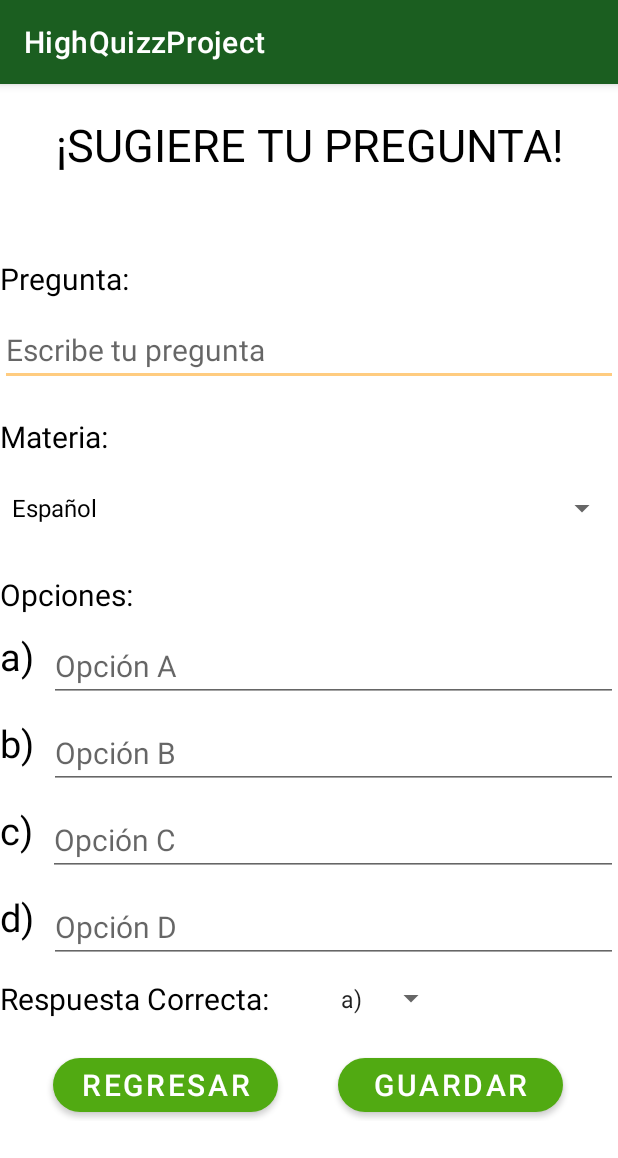
After one commit to carloshj21/HighQuizzProject, an Android app: the SugerirActivity screen opened directly, with no data from a screen before it, on a phone screen of 412 x 824 dp. The commit adds this screen. Shown: the top 1158 px of the screen. Run offline under Robolectric (Android 15) with nearby library versions, the phone set to English and light mode, and no system bars; our stand-ins replace Firebase (no records; nobody signed in at launch, a user with empty details on screens opened directly).

Commit message:
Activity Sugerir preguntas

```diff
--- a/HighQuizzProject/app/src/main/AndroidManifest.xml
+++ b/HighQuizzProject/app/src/main/AndroidManifest.xml
@@ -14,6 +14,7 @@
         <activity android:name=".PreguntasActivity" />
         <activity android:name=".MainActivity" />
         <activity android:name=".LoginActivity" />
+        <activity android:name=".SugerirActivity"/>
         <activity android:name=".RegisterActivity" /> <!-- activity android:name=".LoginAuth"/ -->
         <activity android:name=".SplashActivity">
             <intent-filter>
--- /dev/null
+++ b/HighQuizzProject/app/src/main/java/com/example/highquizzproject/SugerirActivity.java
@@ -0,0 +1,175 @@
+package com.example.highquizzproject;
+import androidx.annotation.NonNull;
+import androidx.appcompat.app.AppCompatActivity;
+
+import android.content.Intent;
+import android.os.Bundle;
+import android.view.View;
+import android.widget.AdapterView;
+import android.widget.ArrayAdapter;
+import android.widget.Button;
+import android.widget.EditText;
+import android.widget.Spinner;
+import android.widget.Toast;
+
+import com.example.highquizzproject.fragments.InicioFragment;
+import com.google.android.gms.tasks.OnFailureListener;
+import com.google.android.gms.tasks.OnSuccessListener;
+import com.google.firebase.firestore.DocumentReference;
+import com.google.firebase.firestore.FirebaseFirestore;
+import com.google.protobuf.StringValue;
+
+import java.util.ArrayList;
+import java.util.HashMap;
+import java.util.Map;
+
+public class SugerirActivity extends AppCompatActivity {
+
+    private EditText edtPreguntaSugerida;
+    private EditText edtOpASugerida;
+    private EditText edtOpBSugerida;
+    private EditText edtOpCSugerida;
+    private EditText edtOpDSugerida;
+    private Button btnRegresarSugerencia;
+    private Button btnGuardarSugerencia;
+    private FirebaseFirestore db = FirebaseFirestore.getInstance();
+    private Spinner spinMateriaSugerida;
+    private Spinner spinResCorrectaSug;
+    private ArrayList<String> opRespuesta = new ArrayList<String>();
+    private ArrayList<String> opMaterias = new ArrayList<String>();
+    private String materiaSug;
+    private String indiceRespuesta;
+
+    @Override
+    protected void onCreate(Bundle savedInstanceState) {
+        super.onCreate(savedInstanceState);
+        setContentView(R.layout.activity_sugerir);
+
+        edtPreguntaSugerida = findViewById(R.id.edtPreguntaSugerida);
+        spinMateriaSugerida = findViewById(R.id.spinMateriaSugerida);
+        spinResCorrectaSug = findViewById(R.id.spinResCorrectaSug);
+        edtOpASugerida = findViewById(R.id.edtOpASugerida);
+        edtOpBSugerida = findViewById(R.id.edtOpBSugerida);
+        edtOpCSugerida = findViewById(R.id.edtOpCSugerida);
+        edtOpDSugerida = findViewById(R.id.edtOpDSugerida);
+        btnRegresarSugerencia = findViewById(R.id.btnRegresarSugerencia);
+        btnGuardarSugerencia = findViewById(R.id.btnGuardarSugerencia);
+        btnRegresarSugerencia.setOnClickListener(onClickRegresarSugerencia);
+        btnGuardarSugerencia.setOnClickListener(onClickGuardarSugerencia);
+
+        InicializarSpinner();
+        InicializarSpinnerRespuestas();
+        ArrayAdapter adapterMaterias = new ArrayAdapter(SugerirActivity.this, android.R.layout.simple_spinner_dropdown_item,opMaterias);
+        ArrayAdapter adapterRespuestas = new ArrayAdapter(SugerirActivity.this, android.R.layout.simple_spinner_item, opRespuesta);
+        spinMateriaSugerida.setAdapter(adapterMaterias);
+        spinResCorrectaSug.setAdapter(adapterRespuestas);
+
+        spinResCorrectaSug.setOnItemSelectedListener(new AdapterView.OnItemSelectedListener() {
+            @Override
+            public void onItemSelected(AdapterView<?> parent, View view, int position, long id) {
+                indiceRespuesta = String.valueOf(position);
+                Toast.makeText(getApplicationContext(),"Seleccionaste: " + indiceRespuesta,Toast.LENGTH_SHORT).show();
+            }
+
+            @Override
+            public void onNothingSelected(AdapterView<?> parent) {
+
+            }
+        });
+
+
+        spinMateriaSugerida.setOnItemSelectedListener(new AdapterView.OnItemSelectedListener() {
+            @Override
+            public void onItemSelected(AdapterView<?> parent, View view, int position, long id) {
+                materiaSug = (String) spinMateriaSugerida.getAdapter().getItem(position);
+                Toast.makeText(getApplicationContext(),"Seleccionaste: " + materiaSug,Toast.LENGTH_SHORT).show();
+            }
+
+            @Override
+            public void onNothingSelected(AdapterView<?> parent) {
+
+            }
+        });
+
+
+    }
+
+    private void InicializarSpinnerRespuestas() {
+        opRespuesta.add("a)");
+        opRespuesta.add("b)");
+        opRespuesta.add("c)");
+        opRespuesta.add("d)");
+    }
+
+    private void InicializarSpinner() {
+        opMaterias.add("Español");
+        opMaterias.add("Matemáticas");
+        opMaterias.add("Biología");
+        opMaterias.add("Historia");
+        opMaterias.add("Geografía");
+        opMaterias.add("Física");
+        opMaterias.add("Formación Cívica y Ética");
+        opMaterias.add("Química");
+    }
+
+    View.OnClickListener onClickRegresarSugerencia = new View.OnClickListener() {
+        @Override
+        public void onClick(View v) {
+            Intent intentRegresarSugerencia = new Intent(SugerirActivity.this, MainActivity.class);
+            startActivity(intentRegresarSugerencia);
+            finish();
+        }
+    };
+
+    View.OnClickListener onClickGuardarSugerencia = new View.OnClickListener() {
+        @Override
+        public void onClick(View v) {
+
+            SubirFirestore();
+            /*
+            String preguntaSugerida = String.valueOf(edtPreguntaSugerida.getText()) + ";a)" + String.valueOf(edtOpASugerida.getText()) + ";b)"
+                    + String.valueOf(edtOpBSugerida.getText()) + ";c)" + String.valueOf(edtOpCSugerida.getText()) + ";d)" + String.valueOf(edtOpDSugerida.getText()) +
+                    ";" + indiceRespuesta;
+            String materiaSugerida = materiaSug;
+            */
+            edtPreguntaSugerida.setText("");
+            edtOpASugerida.setText("");
+            edtOpBSugerida.setText("");
+            edtOpCSugerida.setText("");
+            edtOpDSugerida.setText("");
+            //Toast.makeText(getApplicationContext(), preguntaSugerida ,Toast.LENGTH_LONG).show();
+
+
+        }
+
+
+        private void SubirFirestore() {
+
+            String preguntaSugerida = String.valueOf(edtPreguntaSugerida.getText()) + ";a)" + String.valueOf(edtOpASugerida.getText()) + ";b)"
+                    + String.valueOf(edtOpBSugerida.getText()) + ";c)" + String.valueOf(edtOpCSugerida.getText()) + ";d)" + String.valueOf(edtOpDSugerida.getText()) +
+                    ";" + indiceRespuesta;
+            String materiaSugerida = materiaSug;
+
+            Map<String,Object> preguntaSug = new HashMap<>();
+            preguntaSug.put("pregutaSugerida", preguntaSugerida);
+            preguntaSug.put("materia", materiaSugerida);
+
+            db.collection("PreguntasSugeridasColl")
+                    .add(preguntaSug)
+                    .addOnSuccessListener(new OnSuccessListener<DocumentReference>() {
+                        @Override
+                        public void onSuccess(DocumentReference documentReference) {
+                            Toast.makeText(getApplicationContext(), "Se registró tu pregunta correctamente.\nGracias por tu sugerencia." ,Toast.LENGTH_LONG).show();
+                        }
+                    })
+                    .addOnFailureListener(new OnFailureListener() {
+                        @Override
+                        public void onFailure(@NonNull Exception e) {
+                            Toast.makeText(getApplicationContext(), "¡Ups! Hubo un error al registrar tu pregunta." ,Toast.LENGTH_LONG).show();
+                        }
+                    });
+
+
+        }
+    };
+}
--- a/HighQuizzProject/app/src/main/java/com/example/highquizzproject/fragments/InicioFragment.java
+++ b/HighQuizzProject/app/src/main/java/com/example/highquizzproject/fragments/InicioFragment.java
@@ -17,12 +17,14 @@ import androidx.fragment.app.Fragment;
 import com.example.highquizzproject.ExamenActivity;
 import com.example.highquizzproject.PreguntasActivity;
 import com.example.highquizzproject.R;
+import com.example.highquizzproject.SugerirActivity;
 
 public class InicioFragment extends Fragment {
 
     private TextView textView2;
     private Button btnPreguntas;
     private Button btnExamen;
+    private Button btnSugerir;
 
     @Nullable
     @Override
@@ -32,8 +34,10 @@ public class InicioFragment extends Fragment {
         textView2 = v.findViewById(R.id.textView2);
         btnPreguntas = v.findViewById(R.id.btnPreguntas);
         btnExamen = v.findViewById(R.id.btnExamen);
+        btnSugerir = v.findViewById(R.id.btnSugerir);
         btnExamen.setOnClickListener(onClickListenerExamen);
         btnPreguntas.setOnClickListener(onClickButton);
+        btnSugerir.setOnClickListener(onClickSugerir);
 
         return v;
     }
@@ -53,4 +57,12 @@ public class InicioFragment extends Fragment {
            startActivity(intentExamen);
         }
     };
+
+    View.OnClickListener onClickSugerir = new View.OnClickListener() {
+        @Override
+        public void onClick(View v) {
+            Intent intentSugerir = new Intent(getContext(), SugerirActivity.class);
+            startActivity(intentSugerir);
+        }
+    };
 }
--- /dev/null
+++ b/HighQuizzProject/app/src/main/res/layout/activity_sugerir.xml
@@ -0,0 +1,204 @@
+<?xml version="1.0" encoding="utf-8"?>
+
+
+<LinearLayout
+    xmlns:android="http://schemas.android.com/apk/res/android"
+    xmlns:app="http://schemas.android.com/apk/res-auto"
+    xmlns:tools="http://schemas.android.com/tools"
+    android:orientation="vertical"
+    android:layout_width="match_parent"
+    android:layout_height="match_parent">
+
+    <TextView
+        android:id="@+id/textView3"
+        android:layout_width="wrap_content"
+        android:layout_height="wrap_content"
+        android:text="¡SUGIERE TU PREGUNTA!"
+        android:gravity="center"
+        android:layout_gravity="center"
+        android:layout_marginTop="20dp"
+        android:textColor="@color/black"
+        android:textSize="30sp" />
+
+    <TextView
+        android:id="@+id/textView4"
+        android:layout_width="wrap_content"
+        android:layout_height="wrap_content"
+        android:gravity="center"
+        android:text="Pregunta:"
+        android:textColor="@color/black"
+        android:layout_marginTop="55dp"
+        android:textSize="20sp" />
+
+    <EditText
+        android:id="@+id/edtPreguntaSugerida"
+        android:layout_width="match_parent"
+        android:layout_height="wrap_content"
+        android:hint="Escribe tu pregunta"
+        android:textSize="20sp"
+        android:layout_marginTop="10dp"/>
+
+    <TextView
+        android:layout_width="wrap_content"
+        android:layout_height="wrap_content"
+        android:gravity="center"
+        android:text="Materia:"
+        android:textColor="@color/black"
+        android:layout_marginTop="20dp"
+        android:textSize="20sp" />
+
+    <Spinner
+        android:id="@+id/spinMateriaSugerida"
+        android:layout_width="match_parent"
+        android:layout_height="wrap_content"
+        android:layout_marginTop="10dp"/>
+
+    <TextView
+        android:layout_width="wrap_content"
+        android:layout_height="wrap_content"
+        android:gravity="center"
+        android:text="Opciones:"
+        android:textColor="@color/black"
+        android:layout_marginTop="20dp"
+        android:textSize="20sp" />
+
+    <LinearLayout
+        android:layout_width="match_parent"
+        android:layout_height="wrap_content"
+        android:layout_marginTop="10dp">
+
+        <TextView
+            android:layout_width="wrap_content"
+            android:layout_height="match_parent"
+            android:text="a)"
+            android:textSize="25sp"
+            android:textColor="@color/black"/>
+
+        <EditText
+            android:id="@+id/edtOpASugerida"
+            android:layout_width="match_parent"
+            android:layout_height="wrap_content"
+            android:hint="Opción A"
+            android:textSize="20sp"
+            android:layout_marginLeft="10dp"/>
+
+    </LinearLayout>
+
+    <LinearLayout
+        android:layout_width="match_parent"
+        android:layout_height="wrap_content"
+        android:layout_marginTop="10dp">
+
+        <TextView
+            android:layout_width="wrap_content"
+            android:layout_height="match_parent"
+            android:text="b)"
+            android:textSize="25sp"
+            android:textColor="@color/black"/>
+
+        <EditText
+            android:id="@+id/edtOpBSugerida"
+            android:layout_width="match_parent"
+            android:layout_height="wrap_content"
+            android:hint="Opción B"
+            android:textSize="20sp"
+            android:layout_marginLeft="10dp"/>
+
+    </LinearLayout>
+
+    <LinearLayout
+        android:layout_width="match_parent"
+        android:layout_height="wrap_content"
+        android:layout_marginTop="10dp">
+
+        <TextView
+            android:layout_width="wrap_content"
+            android:layout_height="match_parent"
+            android:text="c)"
+            android:textSize="25sp"
+            android:textColor="@color/black"/>
+
+        <EditText
+            android:id="@+id/edtOpCSugerida"
+            android:layout_width="match_parent"
+            android:layout_height="wrap_content"
+            android:hint="Opción C"
+            android:textSize="20sp"
+            android:layout_marginLeft="10dp"/>
+
+    </LinearLayout>
+
+
+    <LinearLayout
+        android:layout_width="match_parent"
+        android:layout_height="wrap_content"
+        android:layout_marginTop="10dp">
+
+        <TextView
+            android:layout_width="wrap_content"
+            android:layout_height="match_parent"
+            android:text="d)"
+            android:textSize="25sp"
+            android:textColor="@color/black"/>
+
+        <EditText
+            android:id="@+id/edtOpDSugerida"
+            android:layout_width="match_parent"
+            android:layout_height="wrap_content"
+            android:hint="Opción D"
+            android:textSize="20sp"
+            android:layout_marginLeft="10dp"/>
+
+    </LinearLayout>
+
+    <LinearLayout
+        android:layout_width="match_parent"
+        android:layout_height="wrap_content"
+        android:layout_marginTop="10dp">
+
+        <TextView
+            android:layout_width="wrap_content"
+            android:layout_height="match_parent"
+            android:textSize="20sp"
+            android:text="Respuesta Correcta:"
+            android:textColor="@color/black" />
+
+        <Spinner
+            android:layout_width="wrap_content"
+            android:layout_height="match_parent"
+            android:id="@+id/spinResCorrectaSug"
+            android:layout_marginLeft="40dp"/>
+
+    </LinearLayout>
+
+    <LinearLayout
+        android:layout_width="match_parent"
+        android:layout_height="wrap_content"
+        android:layout_marginTop="20dp">
+
+        <Button
+            android:id="@+id/btnRegresarSugerencia"
+            android:layout_width="150dp"
+            android:layout_height="match_parent"
+            android:textSize="20sp"
+            android:gravity="center"
+            android:text="Regresar"
+            app:backgroundTint="#51AA12"
+            app:cornerRadius="20dp"
+            android:layout_marginLeft="35dp"/>
+
+        <Button
+            android:id="@+id/btnGuardarSugerencia"
+            android:layout_width="150dp"
+            android:layout_height="match_parent"
+            android:textSize="20sp"
+            android:gravity="center"
+            android:text="Guardar"
+            app:backgroundTint="#51AA12"
+            app:cornerRadius="20dp"
+            android:layout_marginLeft="40dp"/>
+
+    </LinearLayout>
+
+
+</LinearLayout>
--- a/HighQuizzProject/app/src/main/res/layout/fragment_inicio.xml
+++ b/HighQuizzProject/app/src/main/res/layout/fragment_inicio.xml
@@ -89,4 +89,21 @@
         app:layout_constraintTop_toTopOf="parent"
         app:layout_constraintVertical_bias="0.784" />
 
+    <Button
+        android:id="@+id/btnSugerir"
+        android:layout_width="240dp"
+        android:layout_height="wrap_content"
+        android:layout_centerHorizontal="true"
+        android:text="Sugiere tu pregunta"
+        android:textColor="@color/black"
+        android:textSize="22dp"
+        app:backgroundTint="#51AA12"
+        app:cornerRadius="20dp"
+        app:layout_constraintBottom_toBottomOf="parent"
+        app:layout_constraintEnd_toEndOf="parent"
+        app:layout_constraintHorizontal_bias="0.502"
+        app:layout_constraintStart_toStartOf="parent"
+        app:layout_constraintTop_toBottomOf="@+id/btnExamen"
+        app:layout_constraintVertical_bias="0.362" />
+
 </androidx.constraintlayout.widget.ConstraintLayout>
```
